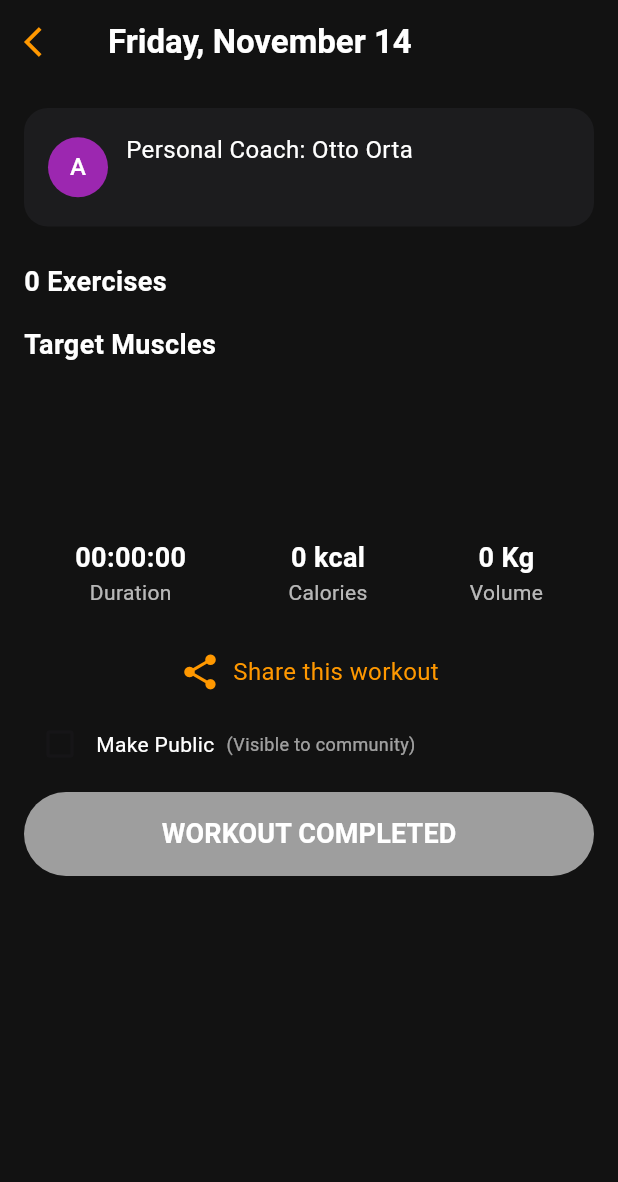
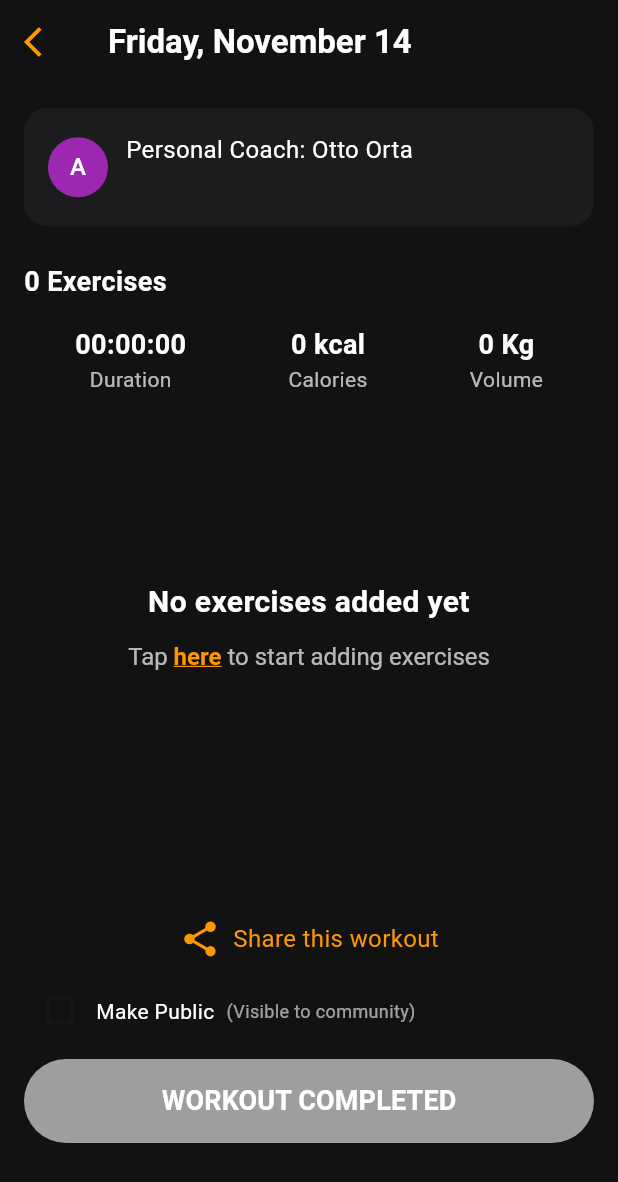
Before and after one commit to ottoorta/weightlifting-tracker, a Flutter app: the WorkoutMainScreen screen opened directly with empty values, on a phone screen of 412 x 824 dp. Shown: the top 1182 px of the screen. Run offline on Flutter 3.47's test engine with Material 3 defaults, Android fonts, the light colour scheme and no system bars; our stand-ins replace audioplayers, chewie, cloud_firestore, firebase_auth, firebase_core, firebase_storage and 5 more; missing offline and left inert: flutter_facebook_auth; accounts and stored records are empty; Roboto replaces fonts that are missing (Montserrat).

Commit message:
feat(ui): hide target muscles + empty state polish
- Target Muscles section (title + chips) hidden when no exercises
- Only appears when currentExercises.isNotEmpty && muscleTargets ready
- Empty state shows clean message with clickable 'here' to add exercises
- No layout shift  smooth UX
- Orange overlay on completed exercises
- 'Workout Completed' button text + gray state
- Full syntax error fix  copy-paste safe

Closes: empty section clutter, misleading button text
Tested: Empty  add  target muscles appear, button updates

```diff
--- a/lib/screens/workout_main.dart
+++ b/lib/screens/workout_main.dart
@@ -285,7 +285,7 @@ https://ironcoach.app
     if (mounted) {
       setState(() => currentExercises = loaded);
       await _calculateMuscleTargets();
-      await _updateDuration(); // <-- NEW: Update duration after load
+      await _updateDuration();
     }
   }
 
@@ -299,8 +299,7 @@ https://ironcoach.app
         .doc(user.uid)
         .get();
 
-    final defaultRestTime =
-        userSnap.data()?['defaultRestTime'] as int? ?? 90; // seconds
+    final defaultRestTime = userSnap.data()?['defaultRestTime'] as int? ?? 90;
     final restMinutes = defaultRestTime / 60.0;
     const liftMinutesPerSet = 2.0;
     const setsPerExercise = 4;
@@ -434,7 +433,7 @@ https://ironcoach.app
 
               await _calculateTotals();
               await _calculateMuscleTargets();
-              await _updateDuration(); // <-- Recalculate duration on undo
+              await _updateDuration();
 
               ScaffoldMessenger.of(context).showSnackBar(
                 SnackBar(
@@ -550,7 +549,11 @@ https://ironcoach.app
                 ),
                 const SizedBox(height: 16),
 
-                // TARGET MUSCLES
+                // TARGET MUSCLES (HIDDEN IF EMPTY)
+                if (currentExercises.isNotEmpty && _muscleTargets.isNotEmpty)
+                  Column(
+                    crossAxisAlignment: CrossAxisAlignment.start,
+                    children: [
                       const Text('Target Muscles',
                           style: TextStyle(
                               color: Colors.white,
@@ -585,7 +588,8 @@ https://ironcoach.app
                                             width: 40,
                                             height: 40,
                                             fit: BoxFit.cover,
-                                      errorBuilder: (_, __, ___) => Container(
+                                            errorBuilder: (_, __, ___) =>
+                                                Container(
                                                     width: 40,
                                                     height: 40,
                                                     color: Colors.grey),
@@ -598,11 +602,13 @@ https://ironcoach.app
                                   ),
                                   const SizedBox(width: 8),
                                   Column(
-                              crossAxisAlignment: CrossAxisAlignment.start,
+                                    crossAxisAlignment:
+                                        CrossAxisAlignment.start,
                                     children: [
                                       Text(t['name'],
                                           style: const TextStyle(
-                                        color: Colors.white, fontSize: 13)),
+                                              color: Colors.white,
+                                              fontSize: 13)),
                                       Text("${t['percent']}%",
                                           style: TextStyle(
                                               color: t['color'],
@@ -616,6 +622,8 @@ https://ironcoach.app
                         ),
                       ),
                       const SizedBox(height: 24),
+                    ],
+                  ),
 
                 // STATS
                 Row(
@@ -629,6 +637,52 @@ https://ironcoach.app
                 const SizedBox(height: 24),
 
                 // EXERCISES LIST
+                if (currentExercises.isEmpty)
+                  Padding(
+                    padding: const EdgeInsets.symmetric(vertical: 40),
+                    child: Center(
+                      child: Column(
+                        children: [
+                          const SizedBox(height: 60),
+                          const Text(
+                            "No exercises added yet",
+                            style: TextStyle(
+                              color: Colors.white,
+                              fontSize: 20,
+                              fontWeight: FontWeight.bold,
+                            ),
+                            textAlign: TextAlign.center,
+                          ),
+                          const SizedBox(height: 12),
+                          GestureDetector(
+                            onTap: _addExercises,
+                            child: RichText(
+                              text: TextSpan(
+                                style: const TextStyle(
+                                    color: Colors.white70, fontSize: 16),
+                                children: [
+                                  const TextSpan(text: "Tap "),
+                                  TextSpan(
+                                    text: "here",
+                                    style: const TextStyle(
+                                      color: Colors.orange,
+                                      fontWeight: FontWeight.bold,
+                                      decoration: TextDecoration.underline,
+                                    ),
+                                  ),
+                                  const TextSpan(
+                                      text: " to start adding exercises"),
+                                ],
+                              ),
+                              textAlign: TextAlign.center,
+                            ),
+                          ),
+                          const SizedBox(height: 120),
+                        ],
+                      ),
+                    ),
+                  )
+                else
                   ...currentExercises.asMap().entries.map((entry) {
                     final index = entry.key;
                     final ex = entry.value;
@@ -659,20 +713,19 @@ https://ironcoach.app
                         future: _getLoggedSetsCount(docId),
                         builder: (ctx, snap) {
                           final logged = snap.data ?? 0;
-                        final isCompleted = logged >= 1;
+                          final isCompleted = logged >= sets;
 
                           return Container(
                             margin: const EdgeInsets.only(bottom: 20),
                             padding: const EdgeInsets.all(16),
                             decoration: BoxDecoration(
                               color: const Color(0xFF1C1C1E),
-                            // Orange overlay only if completed
                               gradient: isCompleted
                                   ? const LinearGradient(
                                       colors: [
                                         Color(0xFF1C1C1E),
-                                      Color(0x33FF9800), // Orange 20%
-                                      Color(0x1AFF9800), // Orange 10%
+                                        Color(0x33FF9800),
+                                        Color(0x1AFF9800),
                                       ],
                                       stops: [0.0, 0.7, 1.0],
                                       begin: Alignment.topCenter,
@@ -684,7 +737,6 @@ https://ironcoach.app
                             child: Row(
                               crossAxisAlignment: CrossAxisAlignment.start,
                               children: [
-                              // IMAGE
                                 if (image != null &&
                                     image.isNotEmpty &&
                                     image.startsWith('http'))
@@ -697,18 +749,17 @@ https://ironcoach.app
                                       fit: BoxFit.cover,
                                       errorBuilder: (_, __, ___) => Container(
                                           color: Colors.grey,
-                                        child: const Icon(Icons.fitness_center,
+                                          child: const Icon(
+                                              Icons.fitness_center,
                                               color: Colors.white54)),
                                     ),
                                   ),
                                 const SizedBox(width: 16),
-
-                              // TEXT COLUMN
                                 Expanded(
                                   child: Column(
-                                  crossAxisAlignment: CrossAxisAlignment.start,
+                                    crossAxisAlignment:
+                                        CrossAxisAlignment.start,
                                     children: [
-                                    // NAME
                                       Text(
                                         name,
                                         style: const TextStyle(
@@ -717,16 +768,12 @@ https://ironcoach.app
                                             fontWeight: FontWeight.bold),
                                       ),
                                       const SizedBox(height: 4),
-
-                                    // SETS • REPS • WEIGHT
                                       Text(
                                         '$sets sets • $reps reps • $weight kg',
                                         style: const TextStyle(
                                             color: Colors.white70),
                                       ),
                                       const SizedBox(height: 4),
-
-                                    // LOGGED SETS
                                       Text(
                                         '$logged/$sets sets logged',
                                         style: TextStyle(
@@ -740,8 +787,6 @@ https://ironcoach.app
                                         ),
                                       ),
                                       const SizedBox(height: 4),
-
-                                    // MUSCLES
                                       Text(
                                         muscles,
                                         style: const TextStyle(
@@ -758,6 +803,7 @@ https://ironcoach.app
                         },
                       ),
                     );
+
                     if (isWorkoutCompleted) return card;
 
                     return Dismissible(
@@ -777,12 +823,10 @@ https://ironcoach.app
                         debugPrint('On Dismisseddddddddddddddddddd');
                         final removed = Map<String, dynamic>.from(ex);
 
-                      // === 1. Optimistic UI Remove ===
                         setState(() => currentExercises.removeAt(index));
 
                         String? docId;
                         try {
-                        // === 2. Fetch current exerciseIds ===
                           final workoutSnap = FirebaseFirestore.instance
                               .collection('workouts')
                               .doc(widget.workout['id'])
@@ -802,12 +846,11 @@ https://ironcoach.app
                           debugPrint('Failed to fetch exerciseIds: $e');
                         }
 
-                      // === 3. Final check ===
                         if (docId == null || docId.isEmpty) {
                           debugPrint('No valid docId — skipping Firestore ops');
                           await _calculateTotals();
                           await _calculateMuscleTargets();
-                        await _updateDuration(); // <-- Recalculate on remove
+                          await _updateDuration();
                           _showUndoSnackBar(removed, index, docId);
                           return;
                         }
@@ -817,12 +860,10 @@ https://ironcoach.app
                               .collection('workouts')
                               .doc(widget.workout['id']);
 
-                        // === 4. Remove from exerciseIds ===
                           await workoutRef.update({
                             'exerciseIds': FieldValue.arrayRemove([docId]),
                           });
 
-                        // === 5. Delete logged sets ===
                           final loggedSetsSnap = await workoutRef
                               .collection('logged_sets')
                               .where('exerciseId', isEqualTo: docId)
@@ -836,19 +877,18 @@ https://ironcoach.app
                             await batch.commit();
                           }
 
-                        // === 6. Success ===
                           await _calculateTotals();
                           await _calculateMuscleTargets();
-                        await _updateDuration(); // <-- Recalculate duration
+                          await _updateDuration();
                           _showUndoSnackBar(removed, index, docId);
                         } catch (e, stackTrace) {
                           debugPrint('DELETE FAILED: $e\n$stackTrace');
 
-                        // === 7. ROLLBACK UI ===
-                        setState(() => currentExercises.insert(index, removed));
+                          setState(
+                              () => currentExercises.insert(index, removed));
                           await _calculateTotals();
                           await _calculateMuscleTargets();
-                        await _updateDuration(); // <-- Recalculate on rollback
+                          await _updateDuration();
 
                           ScaffoldMessenger.of(context).showSnackBar(
                             SnackBar(
```
Lines whose indentation alone changed are shown as unchanged.
